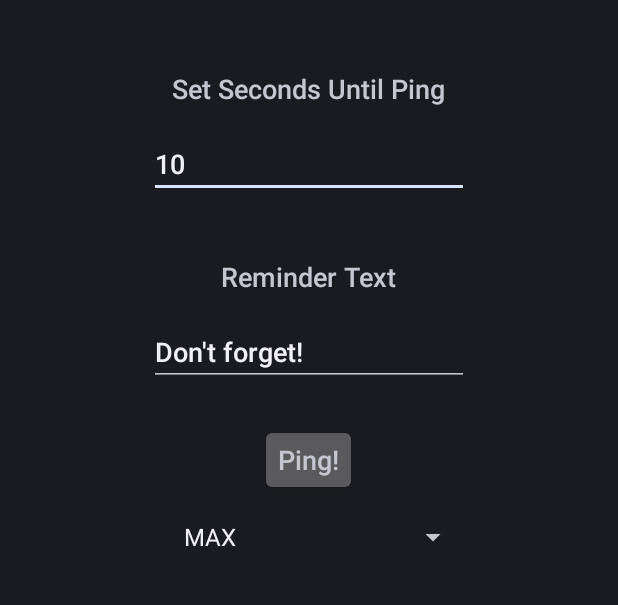
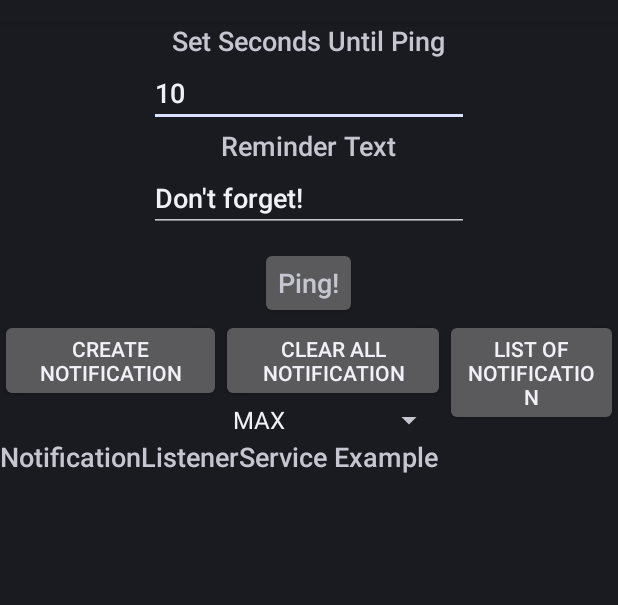
Before and after one commit to leejaymin/nCollector, an Android app: the screen it shows after launch (MainActivity), after a tap on "Ping!", on a phone screen of 412 x 824 dp, the part 62-667 px from its top. Run offline under Robolectric (Android 15) with nearby library versions, the phone set to English and light mode, and no system bars.

Commit message:
combining NotificationListenerService to hook all notification from Android.

```diff
--- a/app/src/main/java/com/example/android/pingme/CustomOnItemSelectedListener.java
+++ b/app/src/main/java/com/example/android/pingme/CustomOnItemSelectedListener.java
@@ -4,9 +4,6 @@ import android.view.View;
 import android.widget.AdapterView;
 import android.widget.Toast;
 
-/**
- * Created by root on 7/15/15.
- */
 public class CustomOnItemSelectedListener implements AdapterView.OnItemSelectedListener {
 
     public void onItemSelected(AdapterView<?> parent, View view, int pos,long id) {
--- a/app/src/main/java/com/example/android/pingme/MainActivity.java
+++ b/app/src/main/java/com/example/android/pingme/MainActivity.java
@@ -15,7 +15,11 @@
 package com.example.android.pingme;
 
 import android.app.Activity;
+import android.app.NotificationManager;
+import android.content.BroadcastReceiver;
+import android.content.Context;
 import android.content.Intent;
+import android.content.IntentFilter;
 import android.os.Bundle;
 import android.support.v4.app.NotificationCompat;
 import android.view.View;
@@ -23,6 +27,7 @@ import android.widget.AdapterView;
 import android.widget.ArrayAdapter;
 import android.widget.EditText;
 import android.widget.Spinner;
+import android.widget.TextView;
 import android.widget.Toast;
 
 
@@ -31,10 +36,19 @@ public class MainActivity extends Activity {
     private Intent mServiceIntent;
     private Spinner spinner;
     private int notificationPriority;
+    private TextView txtView;
+    private NotificationReceiver nReceiver;
+
     @Override
     public void onCreate(Bundle savedInstanceState) {
         super.onCreate(savedInstanceState);
         setContentView(R.layout.activity_main);
+
+        txtView = (TextView) findViewById(R.id.textView);
+        nReceiver = new NotificationReceiver();
+        IntentFilter filter = new IntentFilter();
+        filter.addAction("com.example.android.pingme.NOTIFICATION_LISTENER_EXAMPLE");
+        registerReceiver(nReceiver,filter);
 
         Spinner spinner = (Spinner) findViewById(R.id.priority_spinner);
         // Create an ArrayAdapter using the string array and a default spinner layout
@@ -73,6 +87,12 @@ public class MainActivity extends Activity {
         mServiceIntent = new Intent(getApplicationContext(), PingService.class);
     }
 
+    @Override
+    protected void onDestroy() {
+        super.onDestroy();
+        unregisterReceiver(nReceiver);
+    }
+
     /*
      * Gets the values the user entered and adds them to the intent that will be
      * used to launch the IntentService that runs the timer and issues the
@@ -81,6 +101,27 @@ public class MainActivity extends Activity {
     public void onPingClick(View v) {
         int seconds;
 
+        if(v.getId() == R.id.btnCreateNotify){
+            NotificationManager nManager = (NotificationManager) getSystemService(NOTIFICATION_SERVICE);
+            NotificationCompat.Builder ncomp = new NotificationCompat.Builder(this);
+            ncomp.setContentTitle("My Notification");
+            ncomp.setContentText("Notification Listener Service Example");
+            ncomp.setTicker("Notification Listener Service Example");
+            ncomp.setSmallIcon(R.drawable.ic_launcher);
+            ncomp.setAutoCancel(true);
+            nManager.notify((int)System.currentTimeMillis(),ncomp.build());
+        }
+        else if(v.getId() == R.id.btnClearNotify){
+            Intent i = new Intent("com.example.android.pingme.NOTIFICATION_LISTENER_SERVICE_EXAMPLE");
+            i.putExtra("command","clearall");
+            sendBroadcast(i);
+        }
+        else if(v.getId() == R.id.btnListNotify){
+            Intent i = new Intent("com.example.android.pingme.NOTIFICATION_LISTENER_SERVICE_EXAMPLE");
+            i.putExtra("command","list");
+            sendBroadcast(i);
+        }
+        else if(v.getId() == R.id.ping_button) {
             // Gets the reminder text the user entered.
             EditText msgText = (EditText) findViewById(R.id.edit_reminder);
             String message = msgText.getText().toString();
@@ -91,10 +132,10 @@ public class MainActivity extends Activity {
             Toast.makeText(this, R.string.timer_start, Toast.LENGTH_SHORT).show();
 
             // The number of seconds the timer should run.
-        EditText editText = (EditText)findViewById(R.id.edit_seconds);
+            EditText editText = (EditText) findViewById(R.id.edit_seconds);
             String input = editText.getText().toString();
 
-        if(input == null || input.trim().equals("")){
+            if (input == null || input.trim().equals("")) {
                 // If user didn't enter a value, sets to default.
                 seconds = R.string.seconds_default;
             } else {
@@ -106,3 +147,13 @@ public class MainActivity extends Activity {
             startService(mServiceIntent);
         }
     }
+
+    class NotificationReceiver extends BroadcastReceiver {
+
+        @Override
+        public void onReceive(Context context, Intent intent) {
+            String temp = intent.getStringExtra("notification_event") + "\n" + txtView.getText();
+            txtView.setText(temp);
+        }
+    }
+}
--- a/app/src/main/res/layout/activity_main.xml
+++ b/app/src/main/res/layout/activity_main.xml
@@ -9,7 +9,6 @@
         android:layout_height="wrap_content"
         android:layout_alignParentTop="true"
         android:layout_centerHorizontal="true"
-        android:layout_marginTop="32dp"
         android:textAppearance="?android:attr/textAppearanceMedium"
         android:text="@string/ping_text" />
 
@@ -19,7 +18,6 @@
         android:layout_height="wrap_content"
         android:layout_below="@+id/seconds_view"
         android:layout_centerHorizontal="true"
-        android:layout_marginTop="15dp"
         android:ems="10"
         android:text="@string/seconds_default"
         android:inputType="numberSigned">
@@ -33,7 +31,6 @@
         android:layout_height="wrap_content"
         android:layout_below="@+id/edit_seconds"
         android:layout_centerHorizontal="true"
-        android:layout_marginTop="40dp"
         android:textAppearance="?android:attr/textAppearanceMedium"
         android:text="@string/reminder_label" />
 
@@ -43,11 +40,9 @@
         android:layout_height="wrap_content"
         android:layout_alignLeft="@+id/edit_seconds"
         android:layout_below="@+id/reminder_view"
-        android:layout_marginTop="15dp"
         android:ems="10"
         android:text="@string/reminder_text"
         android:inputType="textMultiLine" />
-
     <Button
         android:id="@+id/ping_button"
         style="?android:attr/buttonStyleSmall"
@@ -55,18 +50,62 @@
         android:layout_height="wrap_content"
         android:layout_below="@+id/edit_reminder"
         android:layout_centerHorizontal="true"
-        android:layout_marginTop="25dp"
+        android:layout_marginTop="10dp"
         android:textAppearance="?android:attr/textAppearanceMedium"
         android:onClick="onPingClick"
         android:text="@string/ping" />
+
 
     <Spinner
         android:id="@+id/priority_spinner"
         android:layout_width="wrap_content"
         android:layout_height="wrap_content"
+        android:layout_below="@+id/btnClearNotify"
+        android:layout_alignRight="@+id/btnClearNotify"
+        android:layout_alignLeft="@+id/reminder_view" />
+
+    <ScrollView android:layout_width="match_parent"
+        android:layout_height="match_parent"
+        android:layout_alignParentBottom="true"
+        android:layout_below="@+id/priority_spinner">
+
+        <TextView
+            android:layout_width="match_parent"
+            android:layout_height="wrap_content"
+            android:textAppearance="?android:attr/textAppearanceMedium"
+            android:text="NotificationListenerService Example"
+            android:id="@+id/textView"
+            />
+
+
+    </ScrollView>
+
+    <Button
+        android:layout_width="wrap_content"
+        android:layout_height="wrap_content"
+        android:text="Clear All Notification"
+        android:id="@+id/btnClearNotify"
+        android:layout_alignTop="@+id/btnCreateNotify"
+        android:layout_alignRight="@+id/seconds_view"
+        android:layout_toRightOf="@+id/btnCreateNotify"
+        android:onClick="onPingClick" />
+
+    <Button
+        android:layout_width="wrap_content"
+        android:layout_height="wrap_content"
+        android:text="Create Notification"
+        android:id="@+id/btnCreateNotify"
         android:layout_below="@+id/ping_button"
-        android:layout_marginTop="15dp"
-        android:layout_alignLeft="@+id/seconds_view"
-        android:layout_alignRight="@+id/edit_reminder" />
+        android:layout_toLeftOf="@+id/reminder_view"
+        android:onClick="onPingClick" />
+
+    <Button
+        android:layout_width="wrap_content"
+        android:layout_height="wrap_content"
+        android:text="List of Notification"
+        android:id="@+id/btnListNotify"
+        android:layout_alignTop="@+id/btnClearNotify"
+        android:layout_toRightOf="@+id/priority_spinner"
+        android:onClick="onPingClick" />
 
 </RelativeLayout>
--- a/app/src/main/res/values/strings.xml
+++ b/app/src/main/res/values/strings.xml
@@ -24,6 +24,7 @@
     <string name="title_activity_main">MainActivity</string>
     <string name="notification">Ping Notification</string>
     <string name="label">Ping Me</string>
+    <string name="serviceLabel">NotificationService</string>
 
     <!--  Buttons -->
     <string name="ping">Ping!</string>
```
Also changed, not shown: app/src/main/AndroidManifest.xml (+13 -2 lines), app/src/main/java/com/example/android/pingme/NotificationListenerService.java (deleted, +0 -7 lines), 21 other files. Lines whose indentation alone changed are shown as unchanged.
